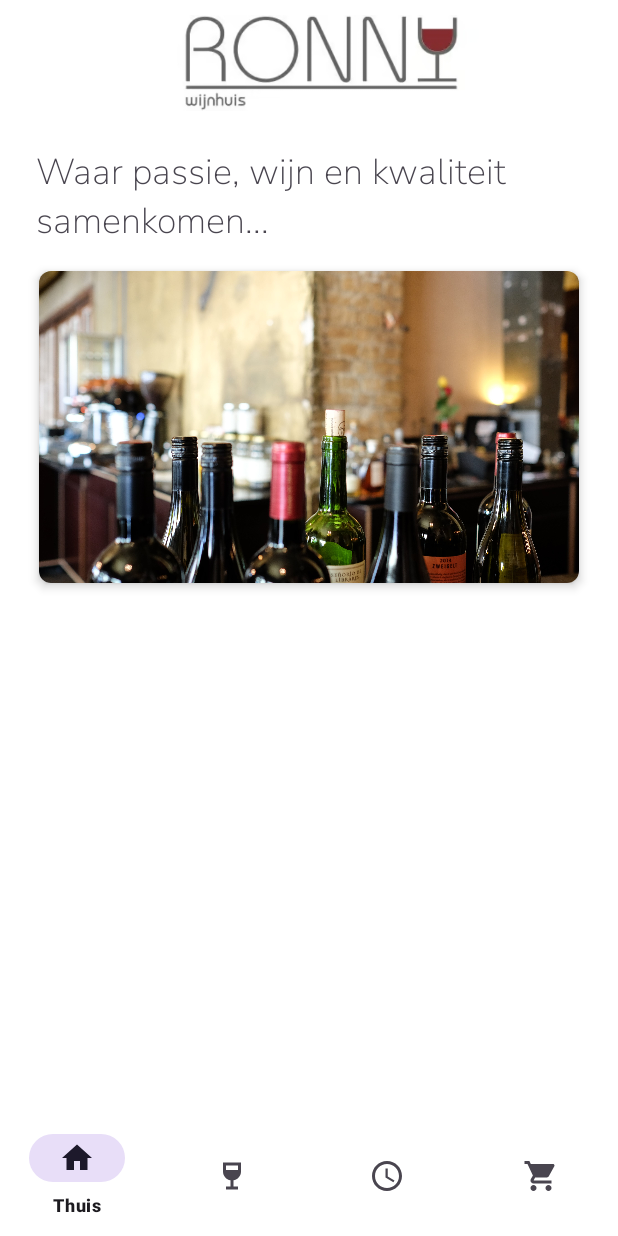
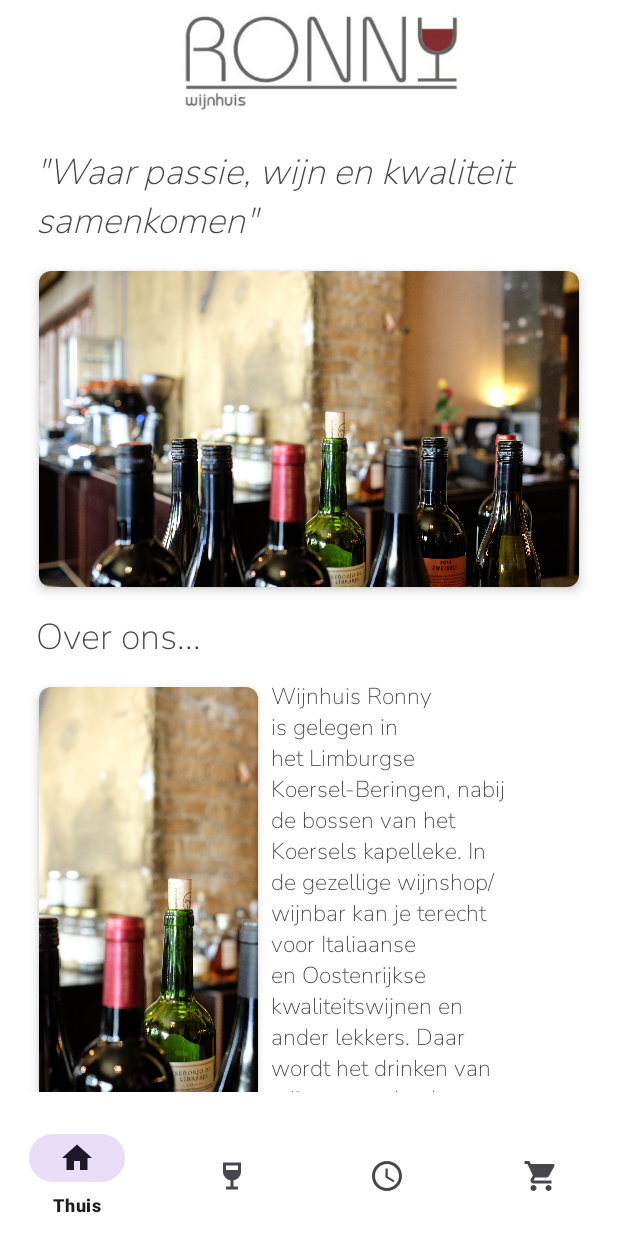
Before and after one commit to calvinliaci/AppWijnhuisRonny, an Android app: the screen it shows after launch (MainActivity), on a phone screen of 412 x 824 dp. Run offline under Robolectric (Android 15) with nearby library versions, the phone set to English and light mode, and no system bars; our stand-ins replace Firebase (no records; nobody signed in at launch, a user with empty details on screens opened directly), Picasso, data binding, navigation-ui.

Commit message:
Last details

```diff
--- a/app/build.gradle.kts
+++ b/app/build.gradle.kts
@@ -71,6 +71,6 @@ dependencies {
 
     implementation("androidx.core:core-splashscreen:1.0.1")
 
-    implementation("com.sun.mail:android-mail:1.6.6")
-    implementation("com.sun.mail:android-activation:1.6.7")
+    implementation("com.github.bumptech.glide:glide:4.12.0")
+    annotationProcessor("com.github.bumptech.glide:compiler:4.12.0")
 }
--- a/app/src/main/java/com/example/appwijnhuisronny/HomepageFragment.kt
+++ b/app/src/main/java/com/example/appwijnhuisronny/HomepageFragment.kt
@@ -1,12 +1,14 @@
 package com.example.appwijnhuisronny
 
-import androidx.lifecycle.ViewModelProvider
 import android.os.Bundle
-import androidx.fragment.app.Fragment
 import android.view.LayoutInflater
 import android.view.View
 import android.view.ViewGroup
+import androidx.fragment.app.Fragment
+import androidx.lifecycle.Observer
+import androidx.lifecycle.ViewModelProvider
 import com.example.appwijnhuisronny.databinding.FragmentHomepageBinding
+import com.squareup.picasso.Picasso
 
 class HomepageFragment : Fragment() {
 
@@ -15,12 +17,10 @@ class HomepageFragment : Fragment() {
 
     private lateinit var viewModel: HomepageFragmentViewModel
 
-
     override fun onCreateView(
         inflater: LayoutInflater, container: ViewGroup?,
         savedInstanceState: Bundle?
     ): View? {
-        //return inflater.inflate(R.layout.fragment_homepage, container, false)
         _binding = FragmentHomepageBinding.inflate(inflater, container, false)
         val view = binding.root
 
@@ -29,6 +29,22 @@ class HomepageFragment : Fragment() {
         binding.homepageFragmentViewModel = viewModel
         binding.lifecycleOwner = viewLifecycleOwner
 
+        // Observe changes in photo URLs and update ImageViews
+        viewModel.photoUrlsLiveData.observe(viewLifecycleOwner, Observer { photoUrls ->
+            if (photoUrls.isNotEmpty()) {
+                Picasso.get().load(photoUrls[0]).into(binding.imageView2)
+                Picasso.get().load(photoUrls[1]).into(binding.overOnsImageView)
+            }
+        })
+
+        // Load photo URLs
+        viewModel.loadPhotoUrls()
+
         return view
     }
+
+    override fun onDestroyView() {
+        super.onDestroyView()
+        _binding = null
+    }
 }
--- a/app/src/main/java/com/example/appwijnhuisronny/HomepageFragmentViewModel.kt
+++ b/app/src/main/java/com/example/appwijnhuisronny/HomepageFragmentViewModel.kt
@@ -1,7 +1,19 @@
 package com.example.appwijnhuisronny
 
+import androidx.lifecycle.LiveData
+import androidx.lifecycle.MutableLiveData
 import androidx.lifecycle.ViewModel
+import com.example.appwijnhuisronny.Repositories.HomePagePhotosRepository
 
 class HomepageFragmentViewModel : ViewModel() {
-    // TODO: Implement the ViewModel
+
+    private val whiteWinesRepository = HomePagePhotosRepository.getInstance()
+
+    val photoUrlsLiveData: MutableLiveData<List<String>> = MutableLiveData()
+
+    fun loadPhotoUrls() {
+        whiteWinesRepository.getPhotoUrls { photoUrls ->
+            photoUrlsLiveData.postValue(photoUrls)
+        }
+    }
 }
--- /dev/null
+++ b/app/src/main/java/com/example/appwijnhuisronny/Repositories/HomePagePhotosRepository.kt
@@ -0,0 +1,51 @@
+package com.example.appwijnhuisronny.Repositories
+
+import android.util.Log
+import com.google.firebase.database.DataSnapshot
+import com.google.firebase.database.DatabaseError
+import com.google.firebase.database.DatabaseReference
+import com.google.firebase.database.FirebaseDatabase
+import com.google.firebase.database.ValueEventListener
+
+class HomePagePhotosRepository private constructor() {
+
+    private val databaseReference: DatabaseReference = FirebaseDatabase.getInstance().getReference("Startpagina")
+
+    init {
+        Log.d("Repository", "Database reference initialized: $databaseReference")
+    }
+
+    companion object {
+        @Volatile
+        private var INSTANCE: HomePagePhotosRepository? = null
+
+        fun getInstance(): HomePagePhotosRepository {
+            return INSTANCE ?: synchronized(this) {
+                INSTANCE = HomePagePhotosRepository()
+                INSTANCE!!
+            }
+        }
+    }
+
+    // Modify the callback to explicitly specify the type
+    fun getPhotoUrls(callback: (List<String>) -> Unit) {
+        databaseReference.addListenerForSingleValueEvent(object : ValueEventListener {
+            override fun onDataChange(snapshot: DataSnapshot) {
+                val photoUrls = mutableListOf<String>()
+                for (childSnapshot in snapshot.children) {
+                    // Adjust the path based on your data structure
+                    val photoUrl = childSnapshot.child("Url").value as? String
+                    photoUrl?.let {
+                        photoUrls.add(it)
+                    }
+                }
+                callback(photoUrls)
+            }
+
+            override fun onCancelled(error: DatabaseError) {
+                Log.e("HomePagePhotosRepository", "Failed to retrieve photo URLs", error.toException())
+                callback(emptyList())
+            }
+        })
+    }
+}
--- a/app/src/main/res/layout/fragment_homepage.xml
+++ b/app/src/main/res/layout/fragment_homepage.xml
@@ -11,9 +11,13 @@
             type="com.example.appwijnhuisronny.HomepageFragmentViewModel" />
     </data>
 
+    <ScrollView
+        android:layout_width="match_parent"
+        android:layout_height="match_parent">
+
         <androidx.constraintlayout.widget.ConstraintLayout
             android:layout_width="match_parent"
-        android:layout_height="match_parent">
+            android:layout_height="wrap_content">
 
             <TextView
                 android:id="@+id/sloganTextView"
@@ -22,15 +26,17 @@
                 android:layout_marginStart="8dp"
                 android:layout_marginTop="8dp"
                 android:fontFamily="@font/nunito_sans_extralight"
-            android:text="@string/sloganText"
+                android:text="@string/wijnhuisRonnySlogan"
                 android:textSize="24sp"
+                android:textStyle="italic"
                 app:layout_constraintStart_toStartOf="parent"
                 app:layout_constraintTop_toTopOf="parent" />
+
 
             <androidx.cardview.widget.CardView
                 android:id="@+id/photoCardView"
                 android:layout_width="0dp"
-            android:layout_height="225dp"
+                android:layout_height="228dp"
                 android:layout_marginStart="3dp"
                 android:layout_marginTop="8dp"
                 android:layout_marginEnd="3dp"
@@ -43,6 +49,38 @@
 
                 <ImageView
                     android:id="@+id/imageView2"
+                    android:layout_width="wrap_content"
+                    android:layout_height="wrap_content"
+                    android:scaleType="centerCrop"
+                    android:src="@drawable/homepagephoto" />
+
+            </androidx.cardview.widget.CardView>
+
+            <TextView
+                android:id="@+id/overOnsTextView"
+                android:layout_width="wrap_content"
+                android:layout_height="wrap_content"
+                android:layout_marginTop="8dp"
+                android:fontFamily="@font/nunito_sans_extralight"
+                android:text="@string/overOns"
+                android:textSize="24sp"
+                app:layout_constraintStart_toStartOf="@+id/sloganTextView"
+                app:layout_constraintTop_toBottomOf="@+id/photoCardView" />
+
+            <androidx.cardview.widget.CardView
+                android:id="@+id/overOnsCardView"
+                android:layout_width="159dp"
+                android:layout_height="300dp"
+                android:layout_marginStart="3dp"
+                android:layout_marginTop="8dp"
+                app:cardCornerRadius="8dp"
+                app:cardElevation="4dp"
+                app:cardUseCompatPadding="true"
+                app:layout_constraintStart_toStartOf="parent"
+                app:layout_constraintTop_toBottomOf="@+id/overOnsTextView">
+
+                <ImageView
+                    android:id="@+id/overOnsImageView"
                     android:layout_width="match_parent"
                     android:layout_height="match_parent"
                     android:scaleType="centerCrop"
@@ -50,5 +88,17 @@
 
             </androidx.cardview.widget.CardView>
 
+            <TextView
+                android:id="@+id/overOnsTextView2"
+                android:layout_width="168dp"
+                android:layout_height="380dp"
+                android:layout_marginStart="2dp"
+                android:layout_marginTop="4dp"
+                android:fontFamily="@font/nunito_sans_extralight"
+                android:text="@string/overOnsText"
+                android:textSize="15sp"
+                app:layout_constraintStart_toEndOf="@+id/overOnsCardView"
+                app:layout_constraintTop_toTopOf="@+id/overOnsCardView" />
         </androidx.constraintlayout.widget.ConstraintLayout>
+    </ScrollView>
 </layout>
--- a/app/src/main/res/values-night/strings.xml
+++ b/app/src/main/res/values-night/strings.xml
@@ -8,4 +8,5 @@
     <string name="porto_category">Porto</string>
     <string name="overig_category">Overig</string>
     <string name="overige_category">Overige</string>
+    <string name="wijnhuisRonnySlogan">\"Waar passie, wijn en kwaliteit samenkomen\"</string>
 </resources>
--- a/app/src/main/res/values/strings.xml
+++ b/app/src/main/res/values/strings.xml
@@ -27,4 +27,7 @@
     <string name="aantal">Aantal:</string>
     <string name="bestellingPlaatsen">Bestelling plaatsen!</string>
     <string name="totalValue">Total: €0.00</string>
+    <string name="wijnhuisRonnySlogan">\"Waar passie, wijn en kwaliteit samenkomen\"</string>
+    <string name="overOns">Over ons...</string>
+    <string name="overOnsText">Wijnhuis Ronny is gelegen in het Limburgse Koersel-Beringen, nabij de bossen van het Koersels kapelleke. In de gezellige wijnshop/wijnbar kan je terecht voor Italiaanse en Oostenrijkse kwaliteitswijnen en ander lekkers. Daar wordt het drinken van wijn een verhaal, een avontuur, een reis en een stukje natuur. Kortom leven in een glas.\nSalute – Prost!</string>
 </resources>
```
Also changed, not shown: app/src/main/java/com/example/appwijnhuisronny/Repositories/WinesCategoryPhotosRepository.kt (added, +50 -0 lines), app/src/main/java/com/example/appwijnhuisronny/WinesCategoryFragment.kt (+18 -5 lines), app/src/main/java/com/example/appwijnhuisronny/WinesCategoryViewModel.kt (+14 -1 lines), app/src/main/res/layout/fragment_wines_category.xml (+6 -6 lines), 8 other files. Lines whose indentation alone changed are shown as unchanged.
